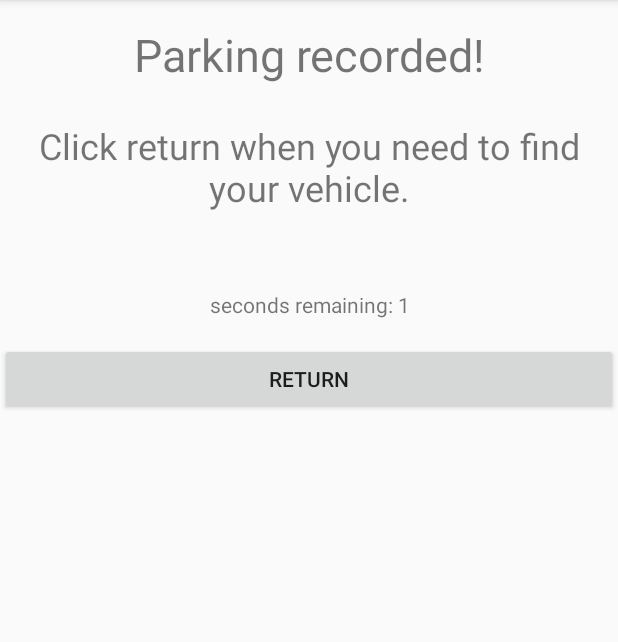
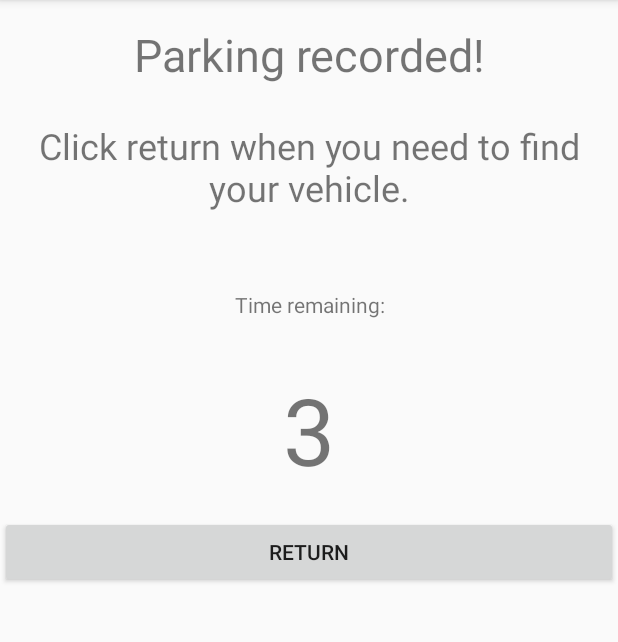
Before and after one commit to Ka-Ma/ICT376, an Android app: the fragment WaitingFragment shown on its own in the app's theme, on a phone screen of 412 x 824 dp, the part 84-726 px from its top. Run offline under Robolectric (Android 15) with nearby library versions, the phone set to English and light mode, and no system bars.

Commit message:
Added more styling and UI text.

```diff
--- a/WheresMyCar/app/src/main/java/au/edu/murdoch/ict376/a2/wheresmycar/BluetoothFragment.java
+++ b/WheresMyCar/app/src/main/java/au/edu/murdoch/ict376/a2/wheresmycar/BluetoothFragment.java
@@ -19,6 +19,7 @@ import android.widget.ArrayAdapter;
 import android.widget.Button;
 import android.widget.ListView;
 import android.widget.TextView;
+import android.widget.Toast;
 
 import java.io.IOException;
 import java.util.ArrayList;
@@ -187,6 +188,7 @@ public class BluetoothFragment extends Fragment {
             final String action = intent.getAction();
             if(action.equals(BluetoothDevice.ACTION_ACL_DISCONNECTED)) {
                 Log.d(TAG, "Bluetooth connection lost.");
+                Toast.makeText(getActivity(), "Bluetooth connection lost.", Toast.LENGTH_LONG).show();
                 // Do application specific stuff
                 // Record parking location
             }
--- a/WheresMyCar/app/src/main/java/au/edu/murdoch/ict376/a2/wheresmycar/WaitingFragment.java
+++ b/WheresMyCar/app/src/main/java/au/edu/murdoch/ict376/a2/wheresmycar/WaitingFragment.java
@@ -9,6 +9,7 @@ import android.view.View;
 import android.view.ViewGroup;
 import android.widget.Button;
 import android.widget.TextView;
+import android.widget.Toast;
 
 /**
  * Created by Kat on 24/10/2017.
@@ -19,6 +20,7 @@ public class WaitingFragment extends Fragment {
     //members
     boolean mDualPane;
     View mLayoutView;
+    TextView textviewCountdownLbl;
     TextView textViewCountdown;
 
 
@@ -39,16 +41,21 @@ public class WaitingFragment extends Fragment {
     @Override
     public void onActivityCreated(Bundle savedInstanceState) {
         super.onActivityCreated(savedInstanceState);
+
+        textviewCountdownLbl = (TextView) getActivity().findViewById(R.id.textViewCountdownLbl);
+        textviewCountdownLbl.setText(R.string.lbl_time_remaining);
         textViewCountdown = (TextView) getActivity().findViewById(R.id.textViewCountdown);
 
-        new CountDownTimer(3000, 1000) {
+        new CountDownTimer(5000, 1000) {
             public void onTick(long millisUntilFinished) {
-                textViewCountdown.setText("seconds remaining: " + millisUntilFinished / 1000);
+                textViewCountdown.setText(String.valueOf(millisUntilFinished / 1000));
             }
             public void onFinish() {
-                textViewCountdown.setText("done!");
+                textviewCountdownLbl.setText(R.string.lbl_times_up);
+                textViewCountdown.setText("00");
                 MediaPlayer mediaPlayer = MediaPlayer.create(getActivity(), R.raw.ping);
                 mediaPlayer.start();
+                Toast.makeText(getActivity(), "Parking time limit reached.", Toast.LENGTH_LONG).show();
             }
         }.start();
     }
--- a/WheresMyCar/app/src/main/res/layout/waiting_layout.xml
+++ b/WheresMyCar/app/src/main/res/layout/waiting_layout.xml
@@ -29,13 +29,23 @@
         android:textSize="24sp"/>
 
     <TextView
+        android:id="@+id/textViewCountdownLbl"
+        android:layout_width="match_parent"
+        android:layout_height="wrap_content"
+        android:paddingBottom="16dp"
+        android:paddingTop="52dp"
+        android:text="TextView"
+        android:textAlignment="center"/>
+
+    <TextView
         android:id="@+id/textViewCountdown"
         android:layout_width="match_parent"
         android:layout_height="wrap_content"
         android:paddingBottom="16dp"
-        android:paddingTop="52dp"
-        android:text="*countdown*"
-        android:textAlignment="center"/>
+        android:paddingTop="16dp"
+        android:text="*timer*"
+        android:textAlignment="center"
+        android:textSize="62sp"/>
 
     <Button
         android:id="@+id/button"
--- a/WheresMyCar/app/src/main/res/values/strings.xml
+++ b/WheresMyCar/app/src/main/res/values/strings.xml
@@ -42,4 +42,6 @@
     <string name="wheres_my_car">Where\'s My Car?</string>
     <string name="start_menu">Start menu</string>
     <string name="no_bt_devices">Currently no Bluetooth devices available.</string>
+    <string name="lbl_time_remaining">Time remaining:</string>
+    <string name="lbl_times_up">Times up!</string>
 </resources>
```
Also changed, not shown: WheresMyCar/app/src/main/res/layout/bluetooth_layout.xml (+10 -1 lines).
